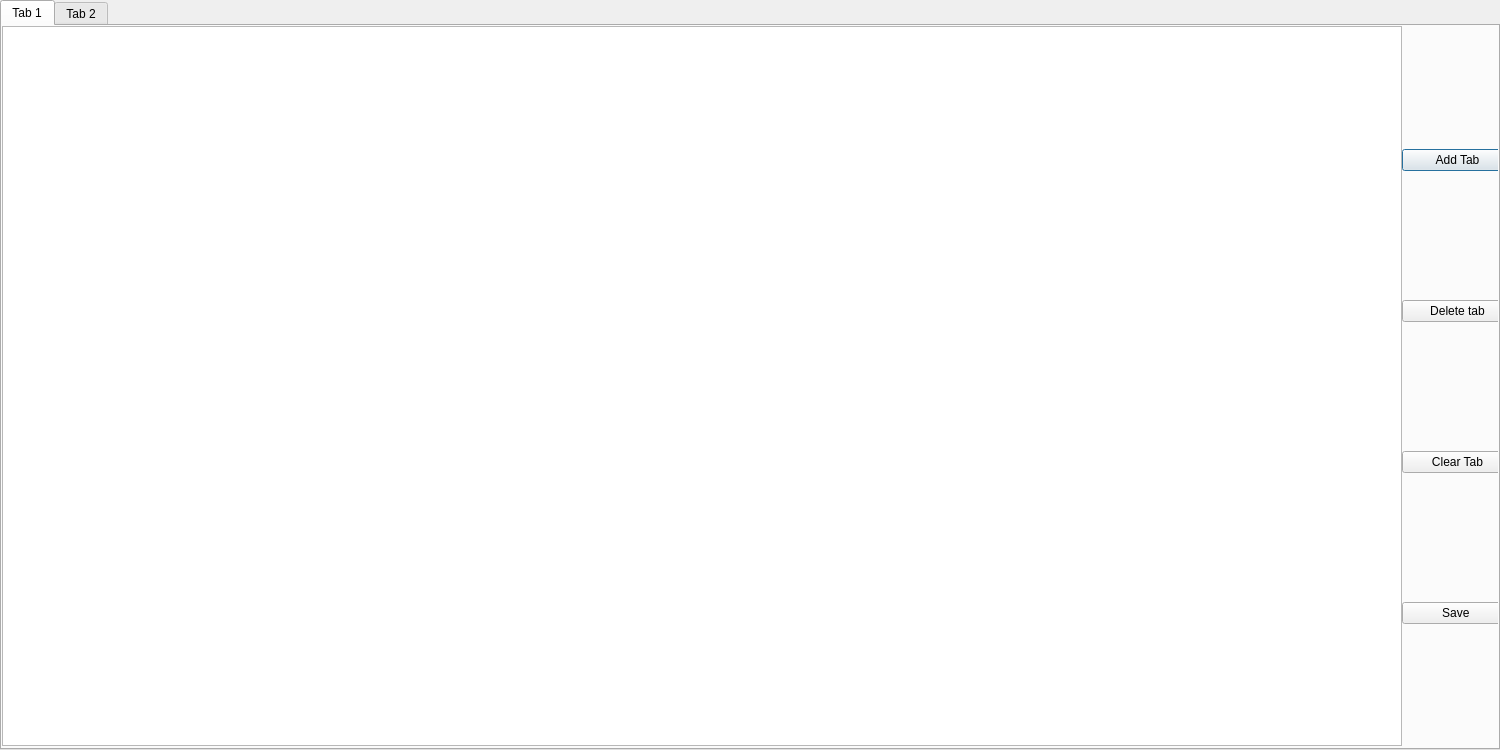
Qt form newpage.ui (Cleber-git/textEdit) before a commit.
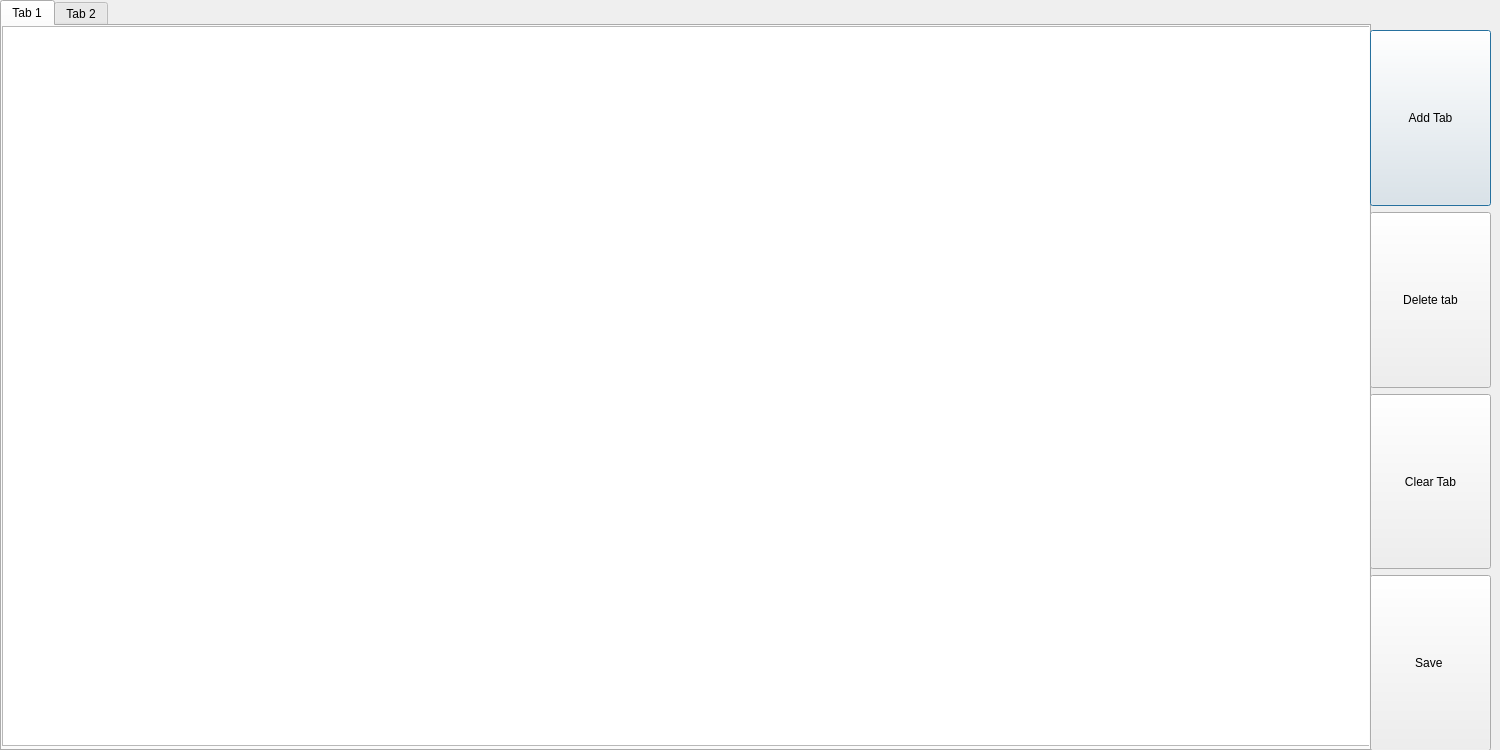
The same form after that commit. The open tabs and pages were chosen to show the change.

Commit message: Desenvolvendo um editor de texto. Adicionando funcionalidades básicas( inserir tabelas, deletar tabelas, limpar texto e salvar )

What changed in the file:
```diff
--- a/newpage.ui
+++ b/newpage.ui
@@ -18,8 +18,8 @@
     <rect>
      <x>0</x>
      <y>0</y>
-     <width>1500</width>
-     <height>750</height>
+     <width>1371</width>
+     <height>751</height>
     </rect>
    </property>
    <property name="currentIndex">
@@ -29,18 +29,41 @@
     <attribute name="title">
      <string>Tab 1</string>
     </attribute>
+    <widget class="QPlainTextEdit" name="plainTextEdit">
+     <property name="geometry">
+      <rect>
+       <x>0</x>
+       <y>0</y>
+       <width>1371</width>
+       <height>720</height>
+      </rect>
+     </property>
+    </widget>
+   </widget>
+   <widget class="QWidget" name="tab_2">
+    <attribute name="title">
+     <string>Tab 2</string>
+    </attribute>
+   </widget>
+  </widget>
     <widget class="QWidget" name="verticalLayoutWidget">
      <property name="geometry">
       <rect>
-       <x>1400</x>
-       <y>0</y>
-       <width>111</width>
+     <x>1370</x>
+     <y>30</y>
+     <width>121</width>
        <height>721</height>
       </rect>
      </property>
      <layout class="QVBoxLayout" name="verticalLayout">
       <item>
        <widget class="QPushButton" name="Add_tab">
+      <property name="sizePolicy">
+       <sizepolicy hsizetype="Minimum" vsizetype="Preferred">
+        <horstretch>0</horstretch>
+        <verstretch>0</verstretch>
+       </sizepolicy>
+      </property>
         <property name="text">
          <string>Add Tab</string>
         </property>
@@ -48,6 +71,12 @@
       </item>
       <item>
        <widget class="QPushButton" name="Delet_tab">
+      <property name="sizePolicy">
+       <sizepolicy hsizetype="Minimum" vsizetype="Preferred">
+        <horstretch>0</horstretch>
+        <verstretch>0</verstretch>
+       </sizepolicy>
+      </property>
         <property name="text">
          <string>Delete tab</string>
         </property>
@@ -55,6 +84,12 @@
       </item>
       <item>
        <widget class="QPushButton" name="Clear_tab">
+      <property name="sizePolicy">
+       <sizepolicy hsizetype="Minimum" vsizetype="Preferred">
+        <horstretch>0</horstretch>
+        <verstretch>0</verstretch>
+       </sizepolicy>
+      </property>
         <property name="text">
          <string>Clear Tab</string>
         </property>
@@ -62,29 +97,18 @@
       </item>
       <item>
        <widget class="QPushButton" name="Save">
+      <property name="sizePolicy">
+       <sizepolicy hsizetype="Minimum" vsizetype="Preferred">
+        <horstretch>0</horstretch>
+        <verstretch>0</verstretch>
+       </sizepolicy>
+      </property>
         <property name="text">
          <string>Save </string>
         </property>
        </widget>
       </item>
      </layout>
-    </widget>
-    <widget class="QPlainTextEdit" name="plainTextEdit">
-     <property name="geometry">
-      <rect>
-       <x>0</x>
-       <y>0</y>
-       <width>1400</width>
-       <height>720</height>
-      </rect>
-     </property>
-    </widget>
-   </widget>
-   <widget class="QWidget" name="tab_2">
-    <attribute name="title">
-     <string>Tab 2</string>
-    </attribute>
-   </widget>
   </widget>
  </widget>
  <resources/>
```
Left out of the diff: 2 changed lines with no effect on the pictures. Lines whose indentation alone changed are shown as unchanged. The commit also changes 2 other files.
